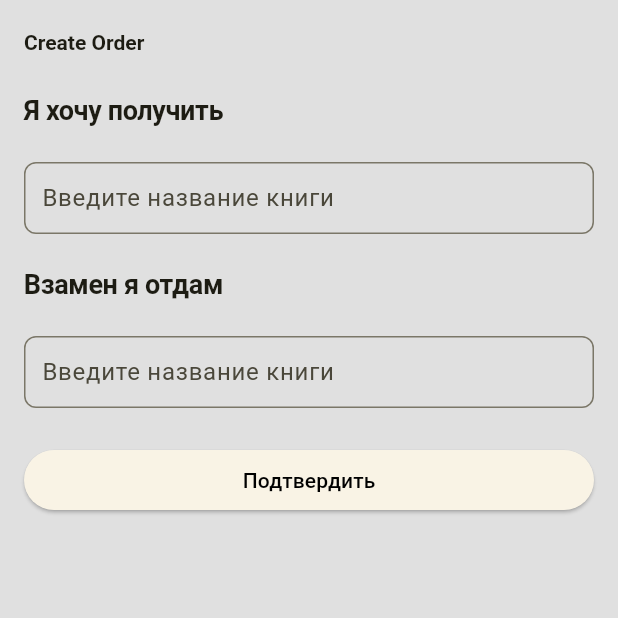
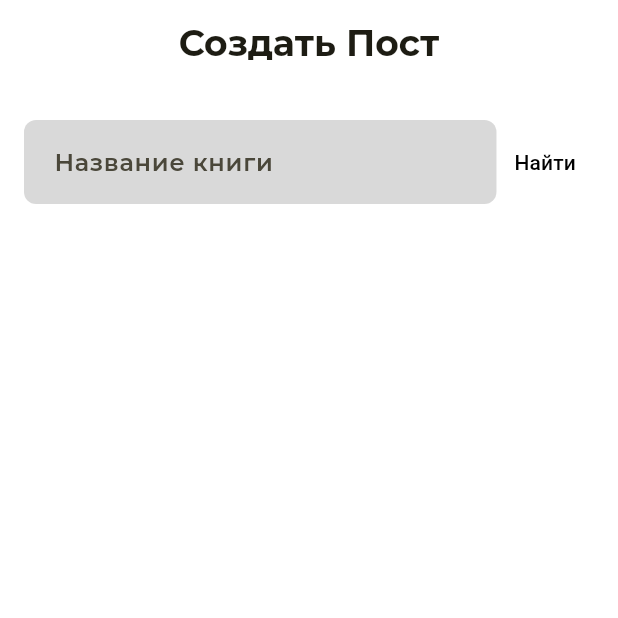
Before and after one commit to Baimukhambet/Flutter-BookXchange, a Flutter app: the OrderScreen screen opened by its route, on a phone screen of 412 x 824 dp, the top half of it. Run offline on Flutter 3.47's test engine with Material 3 defaults, Android fonts, the phone set to English and light mode, and no system bars; our stand-ins replace bloc, cloud_firestore, firebase_auth, firebase_core, flutter_bloc, go_router and 1 more; accounts and stored records are empty; network calls fail.

Commit message:
create google lib service and repository

```diff
--- a/lib/features/auth/widgets/input_field.dart
+++ b/lib/features/auth/widgets/input_field.dart
@@ -1,4 +1,5 @@
 import 'package:flutter/material.dart';
+import 'package:google_fonts/google_fonts.dart';
 
 class InputField extends StatelessWidget {
   const InputField(
@@ -13,15 +14,19 @@ class InputField extends StatelessWidget {
 
   @override
   Widget build(BuildContext context) {
-    return TextField(
-      controller: controller,
-      obscureText: hide,
-      decoration: InputDecoration(
-          contentPadding: EdgeInsets.all(8),
-          hintText: hintText,
-          border: OutlineInputBorder(
-            borderRadius: BorderRadius.circular(8),
-          )),
-    );
+    return Container(
+        decoration: BoxDecoration(
+            color: Color(0xFFD9D9D9), borderRadius: BorderRadius.circular(8)),
+        child: TextField(
+          style:
+              GoogleFonts.montserrat(fontSize: 16, fontWeight: FontWeight.w600),
+          controller: controller,
+          obscureText: hide,
+          decoration: InputDecoration(
+            contentPadding: EdgeInsets.all(16),
+            hintText: hintText,
+            border: OutlineInputBorder(borderSide: BorderSide.none),
+          ),
+        ));
   }
 }
--- a/lib/features/order/bloc/order_bloc.dart
+++ b/lib/features/order/bloc/order_bloc.dart
@@ -1,4 +1,7 @@
-import 'package:bloc/bloc.dart';
+import 'package:cubit_test/repositories/google_library_repository.dart';
+import 'package:cubit_test/repositories/library_repository.dart';
+import 'package:cubit_test/repositories/models/book.dart';
+import 'package:flutter_bloc/flutter_bloc.dart';
 import 'package:meta/meta.dart';
 
 import '../../home/services/book_service.dart';
@@ -8,9 +11,12 @@ part 'order_state.dart';
 
 class OrderBloc extends Bloc<OrderEvent, OrderState> {
   final BookService bookService = BookService.shared;
+  final GoogleLibraryRepository libraryRepository =
+      GoogleLibraryRepository.shared;
 
   OrderBloc() : super(OrderInitial()) {
     on<OrderCreateTapped>(_createTapped);
+    on<OrderFindBookTapped>(_findBookTapped);
   }
 
   Future<void> _createTapped(OrderCreateTapped event, Emitter emit) async {
@@ -22,4 +28,14 @@ class OrderBloc extends Bloc<OrderEvent, OrderState> {
       emit(OrderFailed());
     }
   }
+
+  void _findBookTapped(OrderFindBookTapped event, Emitter emit) async {
+    emit(OrderBooksLoading());
+    try {
+      final books = await libraryRepository.findBooks(event.bookName);
+      emit(OrderBooksLoaded(books: books));
+    } catch (e) {
+      emit(OrderBooksFailure(e.toString()));
+    }
+  }
 }
--- a/lib/features/order/bloc/order_event.dart
+++ b/lib/features/order/bloc/order_event.dart
@@ -9,3 +9,11 @@ final class OrderCreateTapped extends OrderEvent {
 
   OrderCreateTapped({required this.getBookName, required this.giveBookName});
 }
+
+final class OrderFindBookTapped extends OrderEvent {
+  final String bookName;
+
+  OrderFindBookTapped({required this.bookName});
+}
+
+final class OrderFoundBookTapped extends OrderEvent {}
--- a/lib/features/order/bloc/order_state.dart
+++ b/lib/features/order/bloc/order_state.dart
@@ -10,3 +10,16 @@ final class OrderLoading extends OrderState {}
 final class OrderFailed extends OrderState {}
 
 final class OrderSuccess extends OrderState {}
+
+final class OrderBooksLoading extends OrderState {}
+
+final class OrderBooksLoaded extends OrderState {
+  final List<Book> books;
+
+  OrderBooksLoaded({required this.books});
+}
+
+final class OrderBooksFailure extends OrderState {
+  String? message;
+  OrderBooksFailure([this.message]);
+}
--- a/lib/features/order/order_screen.dart
+++ b/lib/features/order/order_screen.dart
@@ -15,23 +15,30 @@ class OrderScreen extends StatelessWidget {
 
   @override
   Widget build(BuildContext context) {
+    final theme = Theme.of(context);
     return Scaffold(
-      appBar: AppBar(title: Text("Create Order")),
+      appBar: AppBar(
+        title: Text("Создать Пост", style: theme.textTheme.titleLarge),
+        backgroundColor: Colors.white,
+        scrolledUnderElevation: 0,
+        centerTitle: true,
+      ),
       body: BlocBuilder<OrderBloc, OrderState>(
         bloc: bloc,
         builder: (context, state) {
-          if (state is OrderInitial) {
-            return _buildUI(context, bloc);
-          } else if (state is OrderSuccess) {
-            return Center(
-              child: Text("Order has been created!"),
-            );
-          } else if (state is OrderFailed) {
-            return Center(
-              child: Text("Order Failed!"),
-            );
-          }
-          return Center(child: CircularProgressIndicator());
+          // if (state is OrderInitial) {
+          //   return _buildUI(context, bloc);
+          // } else if (state is OrderSuccess) {
+          //   return Center(
+          //     child: Text("Order has been created!"),
+          //   );
+          // } else if (state is OrderFailed) {
+          //   return Center(
+          //     child: Text("Order Failed!"),
+          //   );
+          // }
+          // return Center(child: CircularProgressIndicator());
+          return _buildUI(context, bloc);
         },
       ),
     );
@@ -44,29 +51,64 @@ class OrderScreen extends StatelessWidget {
       child: Column(
         crossAxisAlignment: CrossAxisAlignment.start,
         children: [
-          Text("Я хочу получить", style: theme.textTheme.displayLarge),
+          16.height,
+          Row(
+            children: [
+              Expanded(
+                child: InputField(
+                    hide: false,
+                    hintText: "Название книги",
+                    controller: _getBookController),
+              ),
+              TextButton(
+                child: Text("Найти"),
+                onPressed: () {
+                  bloc.add(
+                      OrderFindBookTapped(bookName: _getBookController.text));
+                },
+              )
+            ],
+          ),
           24.height,
-          InputField(
-              hide: false,
-              hintText: "Введите название книги",
-              controller: _getBookController),
-          24.height,
-          Text("Взамен я отдам", style: theme.textTheme.displayLarge),
-          24.height,
-          InputField(
-              hide: false,
-              hintText: "Введите название книги",
-              controller: _giveBookController),
-          24.height,
-          SizedBox(
-              width: double.infinity,
-              child: ElevatedButton(
-                  onPressed: () {
-                    bloc.add(OrderCreateTapped(
-                        getBookName: _getBookController.text,
-                        giveBookName: _giveBookController.text));
-                  },
-                  child: Text("Подтвердить")))
+          BlocBuilder<OrderBloc, OrderState>(
+            bloc: bloc,
+            builder: (context, state) {
+              if (state is OrderBooksLoaded) {
+                return Flexible(
+                  child: SizedBox(
+                    height: MediaQuery.of(context).size.height * 0.4,
+                    child: ListView(
+                      // shrinkWrap: true,
+                      children: [
+                        ...state.books.map((e) => ListTile(
+                              contentPadding: EdgeInsets.all(8),
+                              title: Text(e.name),
+                              leading: e.imageUrl != ''
+                                  ? Image.network(
+                                      e.imageUrl,
+                                    )
+                                  : Container(
+                                      color: Colors.grey,
+                                      height: 40,
+                                      width: 40),
+                            ))
+                      ],
+                    ),
+                  ),
+                );
+              } else if (state is OrderBooksFailure) {
+                return Center(
+                  child: Text(state.message ?? "no message but error"),
+                );
+              } else if (state is OrderInitial) {
+                return SizedBox();
+              } else {
+                return Center(
+                  child: CircularProgressIndicator(),
+                );
+              }
+            },
+          )
         ],
       ),
     );
--- /dev/null
+++ b/lib/repositories/services/abstract_library_service.dart
@@ -0,0 +1,3 @@
+abstract class AbstractLibraryService {
+  Future<Map<String, dynamic>> fetchBooks(String query);
+}
--- a/lib/theme/theme.dart
+++ b/lib/theme/theme.dart
@@ -1,12 +1,18 @@
 import 'package:flutter/material.dart';
+import 'package:google_fonts/google_fonts.dart';
 
 final theme = ThemeData(
     colorScheme: ColorScheme.fromSeed(
-        seedColor: Colors.yellow, primary: Color.fromRGBO(0, 0, 0, 1)),
+        seedColor: Colors.yellow,
+        primary: Color.fromRGBO(0, 0, 0, 1),
+        secondary: Colors.white),
     textTheme: textTheme,
-    scaffoldBackgroundColor: Colors.grey[300],
-    appBarTheme: AppBarTheme(backgroundColor: Colors.grey[300]));
+    scaffoldBackgroundColor: Colors.white,
+    appBarTheme: AppBarTheme(backgroundColor: Colors.white));
 
 final TextTheme textTheme = TextTheme(
     displayLarge: TextStyle(fontSize: 18, fontWeight: FontWeight.bold),
-    titleLarge: TextStyle(fontSize: 14, fontWeight: FontWeight.w600));
+    displayMedium: GoogleFonts.montserrat(
+        textStyle: TextStyle(), fontSize: 22, fontWeight: FontWeight.w600),
+    titleLarge:
+        GoogleFonts.montserrat(fontSize: 24, fontWeight: FontWeight.bold));
--- a/pubspec.yaml
+++ b/pubspec.yaml
@@ -40,6 +40,11 @@ dependencies:
   cupertino_icons: ^1.0.6
   go_router: ^14.0.2
   provider: ^6.1.2
+  google_fonts: ^6.2.1
+  http: ^1.2.1
+  flutter_localizations:
+    sdk: flutter
+  intl: ^0.18.1
 
 dev_dependencies:
   flutter_test:
```
Also changed, not shown: lib/features/home/home_screen.dart (+8 -4 lines), lib/features/home/widgets/book_tile.dart (+8 -3 lines), lib/features/home/widgets/book_tile_new.dart (added, +70 -0 lines), lib/features/order/widgets/order_book_tile.dart (added, +14 -0 lines), lib/main.dart (+10 -0 lines), lib/repositories/google_library_repository.dart (added, +38 -0 lines), lib/repositories/library_repository.dart (added, +29 -0 lines), lib/repositories/services/google_library_service.dart (added, +25 -0 lines), lib/repositories/services/library_api_service.dart (added, +26 -0 lines), pubspec.lock.
